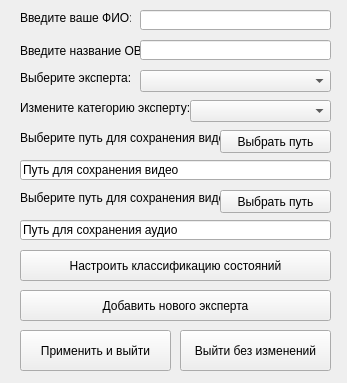
This is Menu_leader.ui in arbuzov751/Gui_for_diplom as Qt 5 draws it before an edit. The edited form follows.
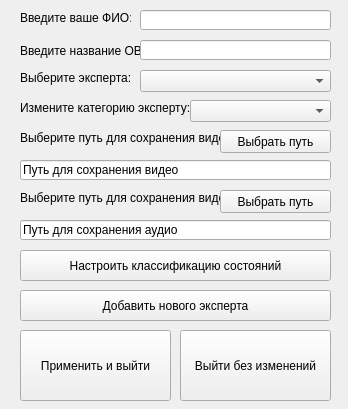
This is the edited form.

```diff
--- a/Menu_leader.ui
+++ b/Menu_leader.ui
@@ -6,22 +6,10 @@
    <rect>
     <x>0</x>
     <y>0</y>
-    <width>347</width>
-    <height>383</height>
+    <width>348</width>
+    <height>409</height>
    </rect>
   </property>
-  <property name="minimumSize">
-   <size>
-    <width>347</width>
-    <height>383</height>
-   </size>
-  </property>
-  <property name="maximumSize">
-   <size>
-    <width>347</width>
-    <height>383</height>
-   </size>
-  </property>
   <property name="windowTitle">
    <string>Меню для руководителя</string>
   </property>
@@ -172,7 +160,7 @@
       <x>20</x>
       <y>330</y>
       <width>151</width>
-      <height>41</height>
+      <height>71</height>
      </rect>
     </property>
     <property name="text">
@@ -185,7 +173,7 @@
       <x>180</x>
       <y>330</y>
       <width>151</width>
-      <height>41</height>
+      <height>71</height>
      </rect>
     </property>
     <property name="text">
```
